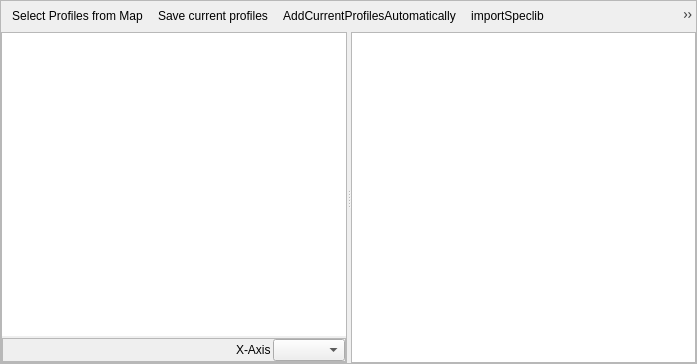
Qt form timeseriesviewer/ui/spectrallibrarywidget.ui (jakimowb/eo-time-series-viewer) before a commit.
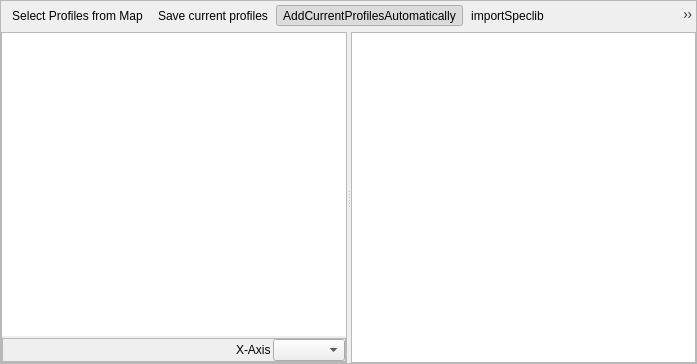
The same form after that commit. Icons and pictures are not drawn. Custom widgets are drawn as their Qt base class.

Patch:
```diff
--- a/timeseriesviewer/ui/spectrallibrarywidget.ui
+++ b/timeseriesviewer/ui/spectrallibrarywidget.ui
@@ -524,6 +524,9 @@
    <property name="checkable">
     <bool>true</bool>
    </property>
+   <property name="checked">
+    <bool>true</bool>
+   </property>
    <property name="icon">
     <iconset resource="resources.qrc">
      <normaloff>:/timeseriesviewer/icons/profile2speclib_auto.svg</normaloff>:/timeseriesviewer/icons/profile2speclib_auto.svg</iconset>
```
